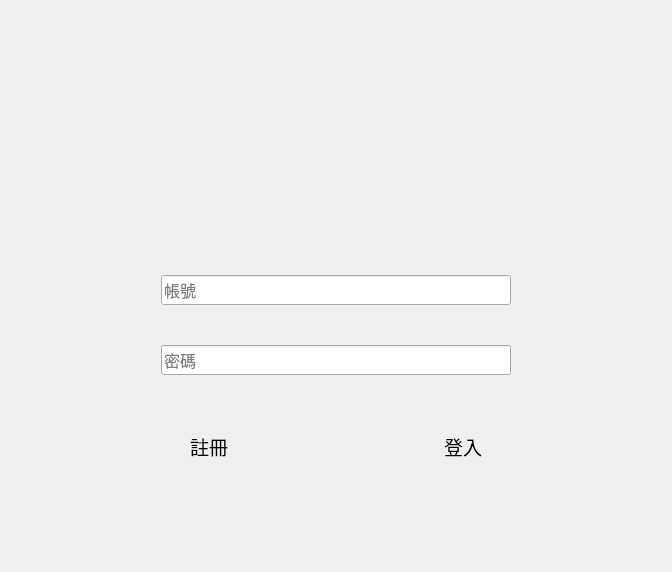
Qt form ui/sign_in_ui.ui (forggy0113/re-lego) before a commit.
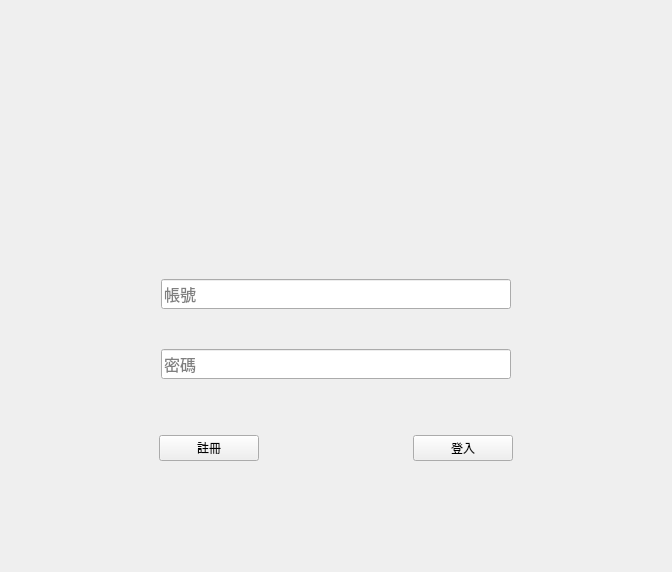
The same form after that commit. Icons and pictures are not drawn.

Commit message: [moify]sign_in design

Diff of the .ui file:
```diff
--- a/ui/sign_in_ui.ui
+++ b/ui/sign_in_ui.ui
@@ -30,6 +30,19 @@
      </property>
     </spacer>
    </item>
+   <item>
+    <widget class="QLabel" name="label_2">
+     <property name="text">
+      <string/>
+     </property>
+     <property name="pixmap">
+      <pixmap>icon.png</pixmap>
+     </property>
+     <property name="alignment">
+      <set>Qt::AlignCenter</set>
+     </property>
+    </widget>
+   </item>
    <item>
     <layout class="QVBoxLayout" name="verticalLayout" stretch="0,0,0,0">
      <property name="spacing">
@@ -152,52 +165,29 @@
       <number>0</number>
      </property>
      <item>
-      <widget class="QLabel" name="label_2">
+      <widget class="QPushButton" name="pushButton">
        <property name="maximumSize">
         <size>
          <width>100</width>
-         <height>40</height>
+         <height>16777215</height>
         </size>
        </property>
-       <property name="font">
-        <font>
-         <family>Yu Gothic UI Semilight</family>
-         <pointsize>14</pointsize>
-         <weight>50</weight>
-         <bold>false</bold>
-         <underline>false</underline>
-        </font>
-       </property>
        <property name="text">
         <string>註冊</string>
        </property>
-       <property name="alignment">
-        <set>Qt::AlignCenter</set>
-       </property>
       </widget>
      </item>
      <item>
-      <widget class="QLabel" name="label_3">
+      <widget class="QPushButton" name="pushButton_2">
        <property name="maximumSize">
         <size>
          <width>100</width>
-         <height>30</height>
+         <height>16777215</height>
         </size>
        </property>
-       <property name="font">
-        <font>
-         <family>微軟正黑體</family>
-         <pointsize>14</pointsize>
-         <weight>50</weight>
-         <bold>false</bold>
-        </font>
-       </property>
        <property name="text">
         <string>登入</string>
        </property>
-       <property name="alignment">
-        <set>Qt::AlignCenter</set>
-       </property>
       </widget>
      </item>
     </layout>
```
The commit also changes 4 other files.
